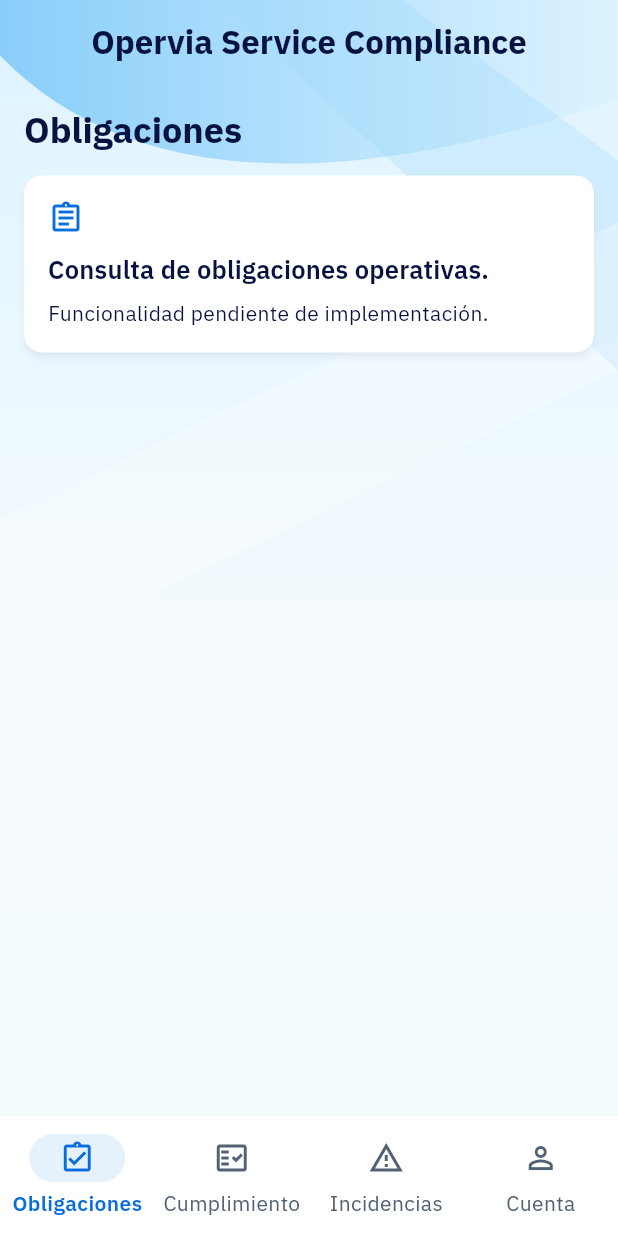
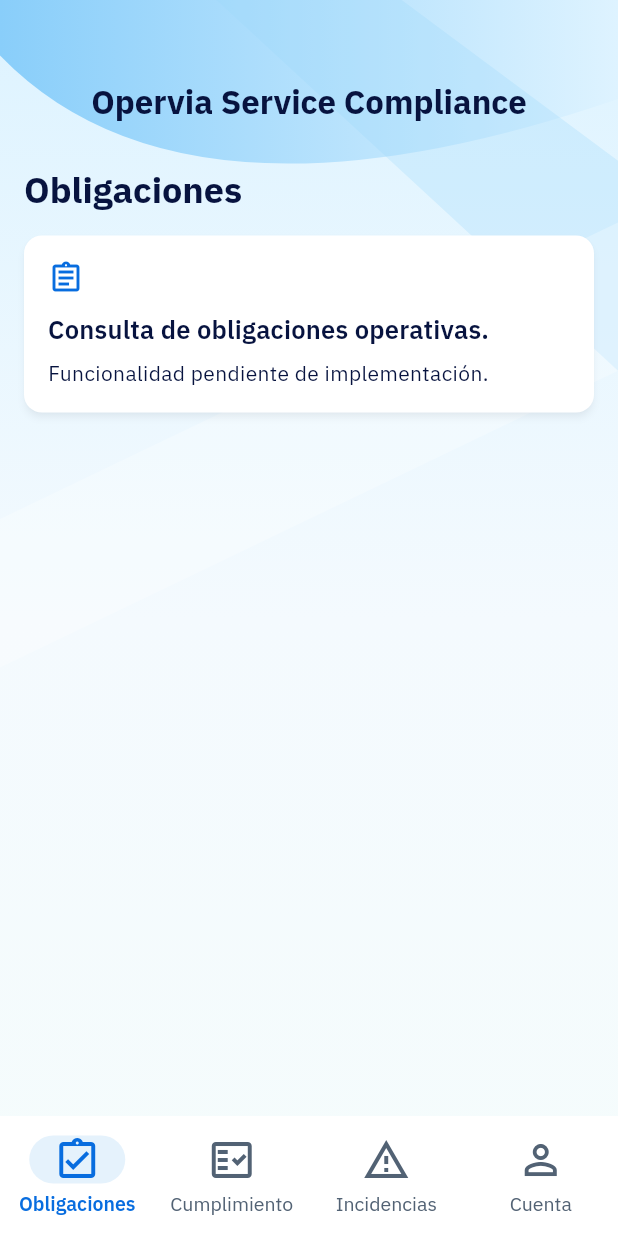
Before and after one commit to OperviaStartup/service-compliance-flutter, a Flutter app: the screen it shows after launch, on a phone screen of 412 x 824 dp. Run offline on Flutter 3.47's test engine with Material 3 defaults, Android fonts, the phone set to English and light mode, and no system bars.

Commit message:
fix(ui): lower Flutter headers and enlarge navigation icons

```diff
--- a/lib/app/app.dart
+++ b/lib/app/app.dart
@@ -13,7 +13,7 @@ class OperviaApp extends StatelessWidget {
   Widget build(BuildContext context) => MaterialApp(
     title: 'Opervia Service Compliance',
     debugShowCheckedModeBanner: false,
-    theme: operviaTheme(),
+    theme: operviaTheme(compact: MediaQuery.sizeOf(context).width < 360),
     builder: (context, child) => OperviaBackdrop(child: child!),
     home: const HomePage(),
   );
--- a/lib/app/opervia_backdrop.dart
+++ b/lib/app/opervia_backdrop.dart
@@ -6,10 +6,16 @@ class OperviaBackdrop extends StatelessWidget {
   final Widget child;
 
   @override
-  Widget build(BuildContext context) => CustomPaint(
-    painter: const _BackdropPainter(),
-    child: SizedBox.expand(child: child),
-  );
+  Widget build(BuildContext context) {
+    final topSpacing = MediaQuery.sizeOf(context).height < 480 ? 16.0 : 40.0;
+    return CustomPaint(
+      painter: const _BackdropPainter(),
+      child: Padding(
+        padding: EdgeInsets.only(top: topSpacing),
+        child: SizedBox.expand(child: child),
+      ),
+    );
+  }
 }
 
 class _BackdropPainter extends CustomPainter {
--- a/lib/app/opervia_theme.dart
+++ b/lib/app/opervia_theme.dart
@@ -13,7 +13,7 @@ abstract final class OperviaColors {
   static const error = Color(0xFFB32635);
 }
 
-ThemeData operviaTheme() {
+ThemeData operviaTheme({required bool compact}) {
   final base = ThemeData(
     useMaterial3: true,
     fontFamily: 'IBM Plex Sans',
@@ -55,10 +55,18 @@ ThemeData operviaTheme() {
       ),
       bodyMedium: base.textTheme.bodyMedium?.copyWith(height: 1.4),
     ),
-    appBarTheme: const AppBarTheme(
+    appBarTheme: AppBarTheme(
       backgroundColor: Colors.transparent,
       surfaceTintColor: Colors.transparent,
       foregroundColor: OperviaColors.navy,
+      iconTheme: const IconThemeData(size: 28),
+      titleTextStyle: compact
+          ? base.textTheme.titleLarge?.copyWith(
+              color: OperviaColors.navy,
+              fontSize: 18,
+              fontWeight: FontWeight.w700,
+            )
+          : null,
       centerTitle: true,
     ),
     cardTheme: CardThemeData(
@@ -75,6 +83,7 @@ ThemeData operviaTheme() {
       indicatorColor: OperviaColors.tint,
       iconTheme: WidgetStateProperty.resolveWith(
         (states) => IconThemeData(
+          size: 32,
           color: states.contains(WidgetState.selected)
               ? OperviaColors.primary
               : OperviaColors.muted,
@@ -82,6 +91,8 @@ ThemeData operviaTheme() {
       ),
       labelTextStyle: WidgetStateProperty.resolveWith(
         (states) => base.textTheme.labelMedium?.copyWith(
+          fontSize: compact ? 11 : 13,
+          letterSpacing: 0,
           color: states.contains(WidgetState.selected)
               ? OperviaColors.primary
               : OperviaColors.muted,
```
Also changed, not shown: 1 other file.
